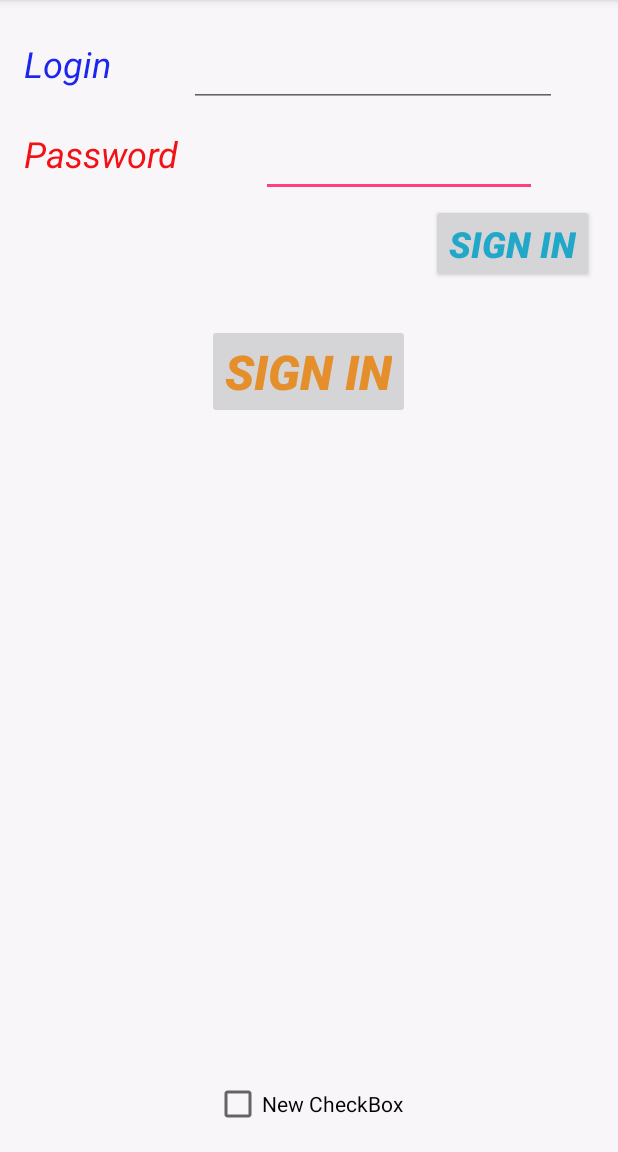
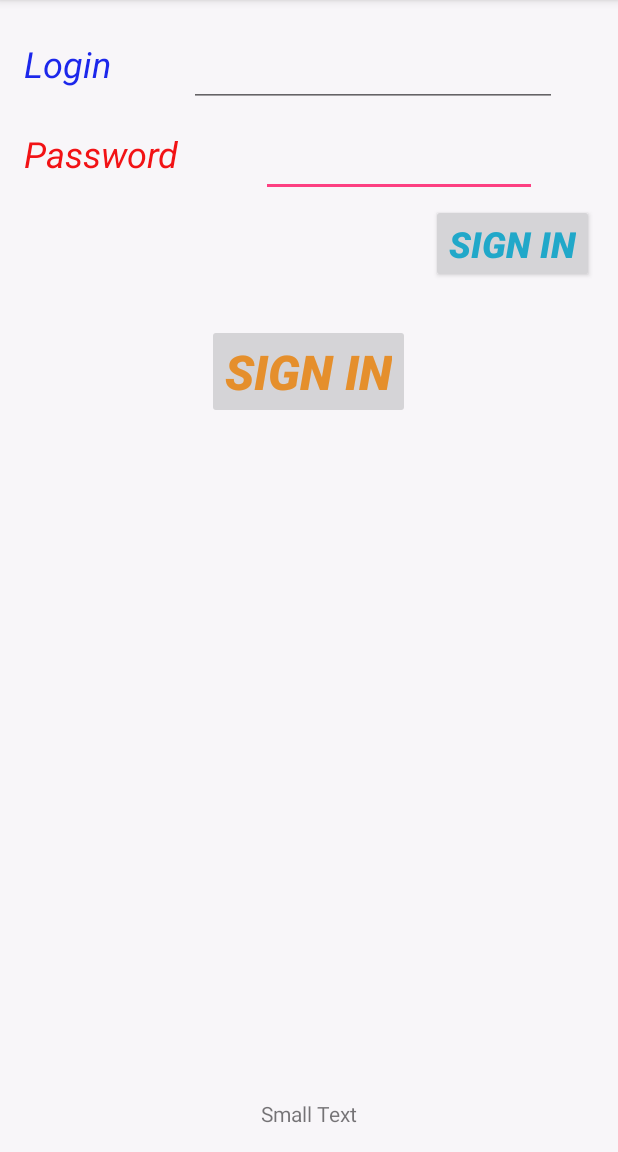
Before and after one commit to vasterlord/MyApplication, an Android app: the screen it shows after launch (MainActivity), on a phone screen of 412 x 824 dp, the part 84-1236 px from its top. Run offline under Robolectric (Android 15) with nearby library versions, the phone set to English and light mode, and no system bars.

Commit message:
Next Commit

```diff
--- a/app/src/main/res/layout/activity_main.xml
+++ b/app/src/main/res/layout/activity_main.xml
@@ -83,11 +83,12 @@
         android:textStyle="bold|italic"
         android:textSize="@dimen/abc_dropdownitem_icon_width" />
 
-    <CheckBox
+    <TextView
         android:layout_width="wrap_content"
         android:layout_height="wrap_content"
-        android:text="New CheckBox"
-        android:id="@+id/checkBox"
+        android:textAppearance="?android:attr/textAppearanceSmall"
+        android:text="Small Text"
+        android:id="@+id/textView2"
         android:layout_gravity="center_horizontal|bottom" />
 
 </FrameLayout>
```
